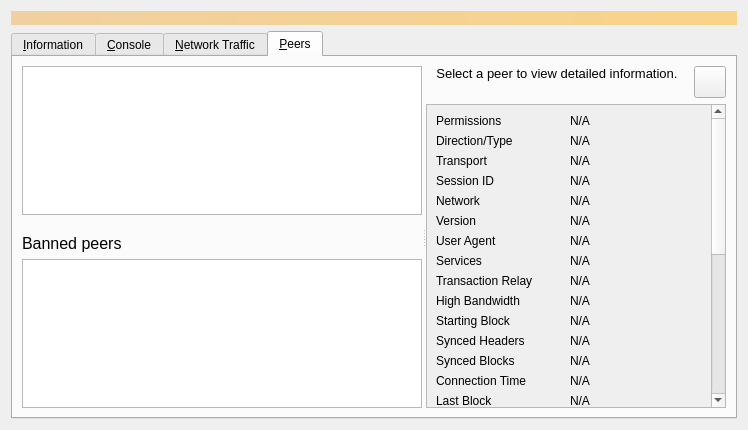
bitcoinknots/bitcoin, file src/qt/forms/debugwindow.ui: the form before one commit.
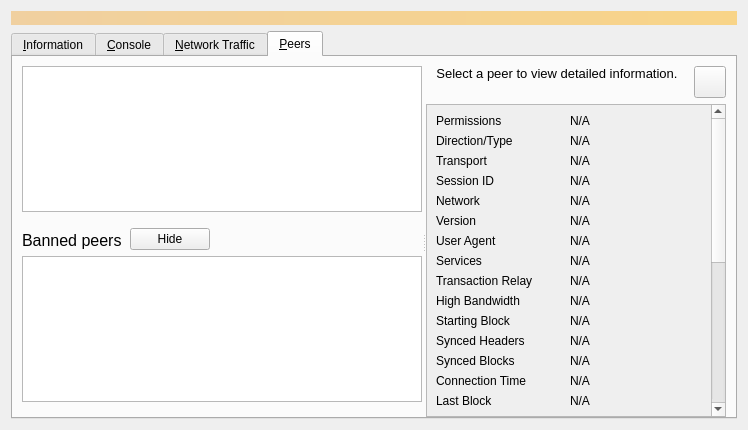
The form after the commit. The open tabs and pages were chosen to show the change. Icons and pictures are not drawn. Custom widgets are drawn as their Qt base class.

Commit message:
GUI/Peers: Add button to hide/show ban table
Adds a Hide/Show toggle button next to the "Banned peers" heading that allows users to collapse the ban table while keeping the heading visible. The state persists across sessions via QSettings.

Diff of the .ui file:
```diff
--- a/src/qt/forms/debugwindow.ui
+++ b/src/qt/forms/debugwindow.ui
@@ -889,6 +889,9 @@
        <string>&amp;Peers</string>
       </attribute>
       <layout class="QVBoxLayout" name="verticalLayout_6">
+       <property name="bottomMargin">
+        <number>0</number>
+       </property>
        <item>
         <widget class="QSplitter" name="splitter">
          <property name="orientation">
@@ -911,6 +914,9 @@
            </size>
           </property>
           <layout class="QVBoxLayout" name="verticalLayout_7">
+           <property name="bottomMargin">
+            <number>15</number>  <!-- Remove bottom margin -->
+           </property>
            <item>
             <widget class="QTableView" name="peerWidget">
              <property name="tabKeyNavigation">
@@ -934,6 +940,11 @@
             </widget>
            </item>
            <item>
+            <layout class="QHBoxLayout" name="banHeadingLayout">
+             <property name="spacing">
+              <number>8</number>
+             </property>
+             <item>
             <widget class="QLabel" name="banHeading">
              <property name="sizePolicy">
               <sizepolicy hsizetype="Preferred" vsizetype="Minimum">
@@ -947,12 +958,6 @@
                <height>32</height>
               </size>
              </property>
-             <property name="maximumSize">
-              <size>
-               <width>16777215</width>
-               <height>32</height>
-              </size>
-             </property>
              <property name="font">
               <font>
                <pointsize>12</pointsize>
@@ -975,6 +980,43 @@
              </property>
             </widget>
            </item>
+             <item alignment="Qt::AlignBottom">
+              <widget class="QPushButton" name="banToggleButton">
+               <property name="sizePolicy">
+                <sizepolicy hsizetype="Minimum" vsizetype="Fixed">
+                 <horstretch>0</horstretch>
+                 <verstretch>0</verstretch>
+                </sizepolicy>
+               </property>
+               <property name="minimumSize">
+                <size>
+                 <width>60</width>
+                 <height>0</height>
+                </size>
+               </property>
+               <property name="cursor">
+                <cursorShape>PointingHandCursor</cursorShape>
+               </property>
+               <property name="text">
+                <string>Hide</string>
+               </property>
+              </widget>
+             </item>
+             <item>
+              <spacer name="banHeadingSpacer">
+               <property name="orientation">
+                <enum>Qt::Horizontal</enum>
+               </property>
+               <property name="sizeHint" stdset="0">
+                <size>
+                 <width>40</width>
+                 <height>20</height>
+                </size>
+               </property>
+              </spacer>
+             </item>
+            </layout>
+           </item>
            <item>
             <widget class="QTableView" name="banlistWidget">
              <property name="tabKeyNavigation">
```
Left out of the diff: 2 changed lines with no effect on the pictures. Lines whose indentation alone changed are shown as unchanged. The commit also changes 2 other files.
